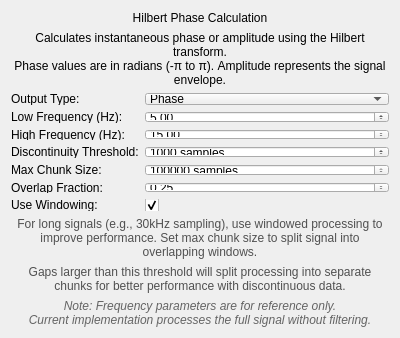
This is src/WhiskerToolbox/DataTransform_Widget/AnalogTimeSeries/AnalogHilbertPhase_Widget/AnalogHilbertPhase_Widget.ui in paulmthompson/WhiskerToolbox as Qt 5 draws it before an edit. The edited form follows.
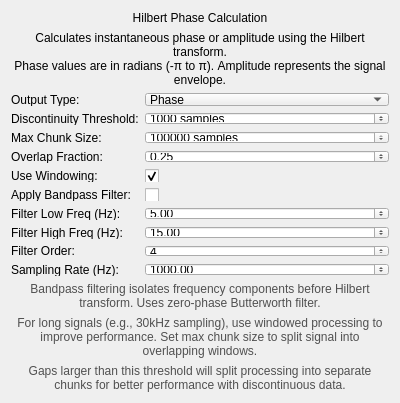
This is the edited form.

Commit message: can use filtering with hilbert transform

What changed in the file:
```diff
--- a/src/WhiskerToolbox/DataTransform_Widget/AnalogTimeSeries/AnalogHilbertPhase_Widget/AnalogHilbertPhase_Widget.ui
+++ b/src/WhiskerToolbox/DataTransform_Widget/AnalogTimeSeries/AnalogHilbertPhase_Widget/AnalogHilbertPhase_Widget.ui
@@ -62,59 +62,13 @@
       </widget>
      </item>
      <item row="1" column="0">
-      <widget class="QLabel" name="low_freq_label">
-       <property name="text">
-        <string>Low Frequency (Hz):</string>
-       </property>
-      </widget>
-     </item>
-     <item row="1" column="1">
-      <widget class="QDoubleSpinBox" name="low_frequency_spinbox">
-       <property name="minimum">
-        <double>0.100000000000000</double>
-       </property>
-       <property name="maximum">
-        <double>1000.000000000000000</double>
-       </property>
-       <property name="singleStep">
-        <double>0.500000000000000</double>
-       </property>
-       <property name="value">
-        <double>5.000000000000000</double>
-       </property>
-      </widget>
-     </item>
-     <item row="2" column="0">
-      <widget class="QLabel" name="high_freq_label">
-       <property name="text">
-        <string>High Frequency (Hz):</string>
-       </property>
-      </widget>
-     </item>
-     <item row="2" column="1">
-      <widget class="QDoubleSpinBox" name="high_frequency_spinbox">
-       <property name="minimum">
-        <double>0.100000000000000</double>
-       </property>
-       <property name="maximum">
-        <double>1000.000000000000000</double>
-       </property>
-       <property name="singleStep">
-        <double>0.500000000000000</double>
-       </property>
-       <property name="value">
-        <double>15.000000000000000</double>
-       </property>
-      </widget>
-     </item>
-     <item row="3" column="0">
       <widget class="QLabel" name="discontinuity_label">
        <property name="text">
         <string>Discontinuity Threshold:</string>
        </property>
       </widget>
      </item>
-     <item row="3" column="1">
+     <item row="1" column="1">
       <widget class="QSpinBox" name="discontinuity_threshold_spinbox">
        <property name="minimum">
         <number>1</number>
@@ -133,14 +87,14 @@
        </property>
       </widget>
      </item>
-     <item row="4" column="0">
+     <item row="2" column="0">
       <widget class="QLabel" name="max_chunk_label">
        <property name="text">
         <string>Max Chunk Size:</string>
        </property>
       </widget>
      </item>
-     <item row="4" column="1">
+     <item row="2" column="1">
       <widget class="QSpinBox" name="max_chunk_size_spinbox">
        <property name="minimum">
         <number>0</number>
@@ -162,14 +116,14 @@
        </property>
       </widget>
      </item>
-     <item row="5" column="0">
+     <item row="3" column="0">
       <widget class="QLabel" name="overlap_label">
        <property name="text">
         <string>Overlap Fraction:</string>
        </property>
       </widget>
      </item>
-     <item row="5" column="1">
+     <item row="3" column="1">
       <widget class="QDoubleSpinBox" name="overlap_fraction_spinbox">
        <property name="minimum">
         <double>0.000000000000000</double>
@@ -185,22 +139,144 @@
        </property>
       </widget>
      </item>
-     <item row="6" column="0">
+     <item row="4" column="0">
       <widget class="QLabel" name="windowing_label">
        <property name="text">
         <string>Use Windowing:</string>
        </property>
       </widget>
      </item>
-     <item row="6" column="1">
+     <item row="4" column="1">
       <widget class="QCheckBox" name="use_windowing_checkbox">
        <property name="checked">
         <bool>true</bool>
        </property>
       </widget>
      </item>
+     <item row="5" column="0">
+      <widget class="QLabel" name="apply_filter_label">
+       <property name="text">
+        <string>Apply Bandpass Filter:</string>
+       </property>
+      </widget>
+     </item>
+     <item row="5" column="1">
+      <widget class="QCheckBox" name="apply_bandpass_filter_checkbox">
+       <property name="checked">
+        <bool>false</bool>
+       </property>
+      </widget>
+     </item>
+     <item row="6" column="0">
+      <widget class="QLabel" name="filter_low_freq_label">
+       <property name="text">
+        <string>Filter Low Freq (Hz):</string>
+       </property>
+      </widget>
+     </item>
+     <item row="6" column="1">
+      <widget class="QDoubleSpinBox" name="filter_low_freq_spinbox">
+       <property name="minimum">
+        <double>0.100000000000000</double>
+       </property>
+       <property name="maximum">
+        <double>10000.000000000000000</double>
+       </property>
+       <property name="singleStep">
+        <double>0.500000000000000</double>
+       </property>
+       <property name="value">
+        <double>5.000000000000000</double>
+       </property>
+      </widget>
+     </item>
+     <item row="7" column="0">
+      <widget class="QLabel" name="filter_high_freq_label">
+       <property name="text">
+        <string>Filter High Freq (Hz):</string>
+       </property>
+      </widget>
+     </item>
+     <item row="7" column="1">
+      <widget class="QDoubleSpinBox" name="filter_high_freq_spinbox">
+       <property name="minimum">
+        <double>0.100000000000000</double>
+       </property>
+       <property name="maximum">
+        <double>10000.000000000000000</double>
+       </property>
+       <property name="singleStep">
+        <double>0.500000000000000</double>
+       </property>
+       <property name="value">
+        <double>15.000000000000000</double>
+       </property>
+      </widget>
+     </item>
+     <item row="8" column="0">
+      <widget class="QLabel" name="filter_order_label">
+       <property name="text">
+        <string>Filter Order:</string>
+       </property>
+      </widget>
+     </item>
+     <item row="8" column="1">
+      <widget class="QSpinBox" name="filter_order_spinbox">
+       <property name="minimum">
+        <number>1</number>
+       </property>
+       <property name="maximum">
+        <number>8</number>
+       </property>
+       <property name="value">
+        <number>4</number>
+       </property>
+      </widget>
+     </item>
+     <item row="9" column="0">
+      <widget class="QLabel" name="sampling_rate_label">
+       <property name="text">
+        <string>Sampling Rate (Hz):</string>
+       </property>
+      </widget>
+     </item>
+     <item row="9" column="1">
+      <widget class="QDoubleSpinBox" name="sampling_rate_spinbox">
+       <property name="minimum">
+        <double>0.000000000000000</double>
+       </property>
+       <property name="maximum">
+        <double>100000.000000000000000</double>
+       </property>
+       <property name="singleStep">
+        <double>100.000000000000000</double>
+       </property>
+       <property name="value">
+        <double>1000.000000000000000</double>
+       </property>
+       <property name="specialValueText">
+        <string>Auto-detect</string>
+       </property>
+      </widget>
+     </item>
     </layout>
    </item>
+   <item>
+    <widget class="QLabel" name="filter_help_label">
+     <property name="text">
+      <string>Bandpass filtering isolates frequency components before Hilbert transform. Uses zero-phase Butterworth filter.</string>
+     </property>
+     <property name="alignment">
+      <set>Qt::AlignmentFlag::AlignCenter</set>
+     </property>
+     <property name="wordWrap">
+      <bool>true</bool>
+     </property>
+     <property name="styleSheet">
+      <string notr="true">color: rgb(80, 80, 80); font-size: 9pt;</string>
+     </property>
+    </widget>
+   </item>
    <item>
     <widget class="QLabel" name="windowing_help_label">
      <property name="text">
@@ -233,23 +309,6 @@
      </property>
     </widget>
    </item>
-   <item>
-    <widget class="QLabel" name="note_label">
-     <property name="text">
-      <string>Note: Frequency parameters are for reference only. 
-Current implementation processes the full signal without filtering.</string>
-     </property>
-     <property name="alignment">
-      <set>Qt::AlignmentFlag::AlignCenter</set>
-     </property>
-     <property name="wordWrap">
-      <bool>true</bool>
-     </property>
-     <property name="styleSheet">
-      <string notr="true">color: rgb(100, 100, 100); font-style: italic;</string>
-     </property>
-    </widget>
-   </item>
    <item>
     <spacer name="verticalSpacer">
      <property name="orientation">
```
The commit also changes 6 other files.
